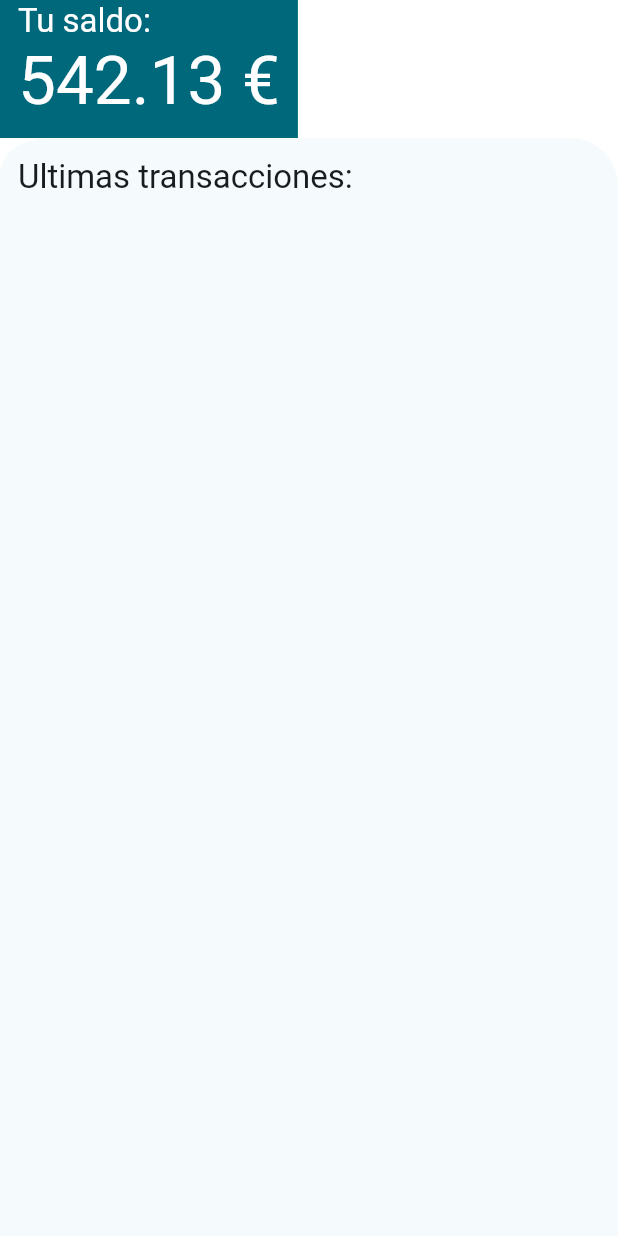
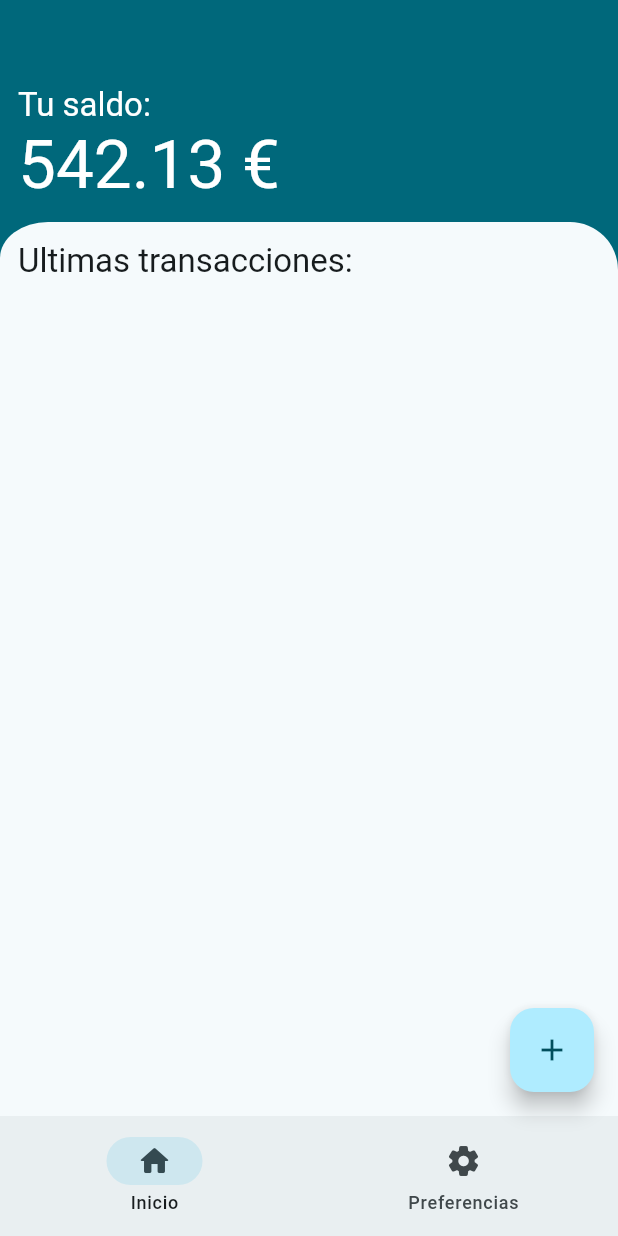
Before and after one commit to jeantivan/flutter-project, a Flutter app: the screen it shows after launch, on a phone screen of 412 x 824 dp. Run offline on Flutter 3.47's test engine with Material 3 defaults, Android fonts, the phone set to English and light mode, and no system bars.

```diff
--- a/lib/main.dart
+++ b/lib/main.dart
@@ -1,14 +1,14 @@
 import 'package:flutter/material.dart';
-import 'package:proyecto_flutter/pages/home.dart';
-import 'package:proyecto_flutter/pages/settings.dart';
+import 'package:proyecto_flutter/pages/create_transaction.dart';
+import 'package:proyecto_flutter/pages/root.dart';
 
 void main() {
   runApp(const MyApp());
 }
 
 Map<String, WidgetBuilder> routes = {
-  '/': (context) => const MyHomePage(),
-  '/settings': (context) => const SettingsPage()
+  '/': (context) => const RootPage(),
+  '/create-transaction': (context) => const CreateTransaction()
 };
 
 class MyApp extends StatelessWidget {
```
